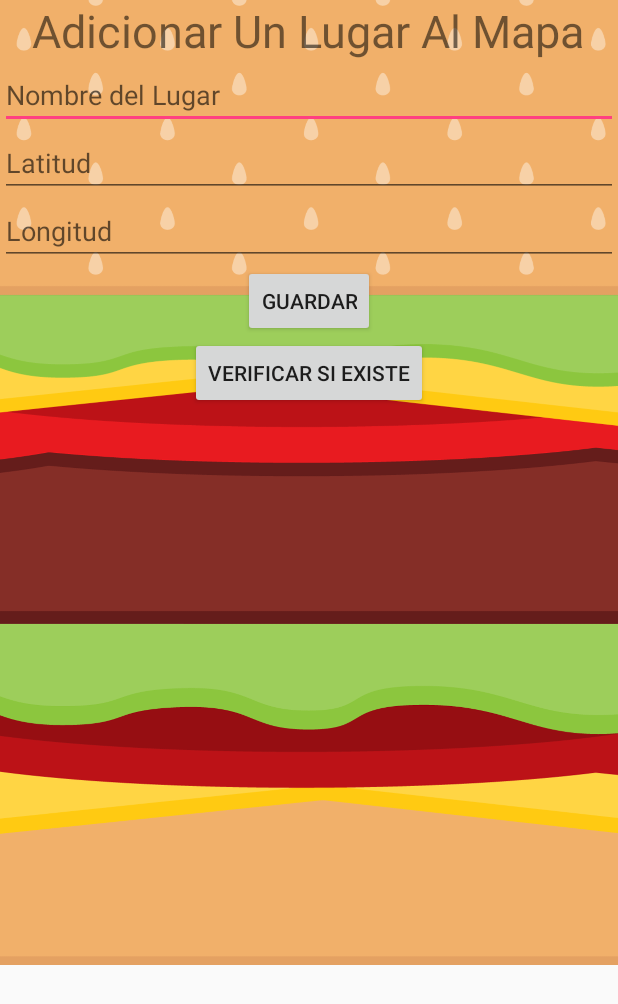
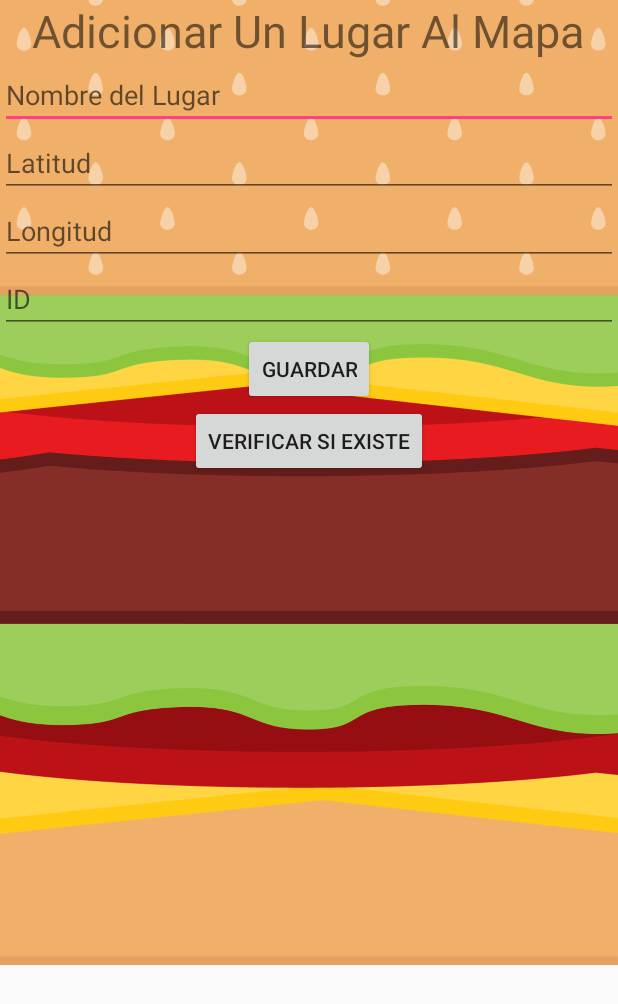
Before and after one commit to sebastianver123/FASTFOOD2, an Android app: the AgregarPuntos screen opened directly, with no data from a screen before it, after a tap on "VERIFICAR SI EXISTE", on a phone screen of 412 x 824 dp. Shown: the top 1004 px of the screen. Run offline under Robolectric (Android 15) with nearby library versions, the phone set to English and light mode, and no system bars.

Commit message:
ID de los puntos guardados

```diff
--- a/app/src/main/java/co/edu/udistrtital/sebastianvergara/fastfood/AgregarPuntos.java
+++ b/app/src/main/java/co/edu/udistrtital/sebastianvergara/fastfood/AgregarPuntos.java
@@ -15,6 +15,7 @@ public class AgregarPuntos extends AppCompatActivity {
     EditText nombreLugar;
     EditText latLugar;
     EditText lngLugar;
+    EditText idLugar;
     Button btnGuardar;
     Button verificarExistencia;
 
@@ -27,8 +28,10 @@ public class AgregarPuntos extends AppCompatActivity {
         nombreLugar = (EditText) findViewById(R.id.nombreLugar);
         latLugar = (EditText) findViewById(R.id.latLugar);
         lngLugar = (EditText) findViewById(R.id.lngLugar);
+        idLugar = (EditText) findViewById(R.id.idLugar);
         btnGuardar = (Button) findViewById(R.id.btnGuardarAdd);
         verificarExistencia = (Button) findViewById(R.id.btnVerificarExistencia);
+
 
         final DatosLugaresComida miVerificacion = new DatosLugaresComida(getApplicationContext());
 
@@ -39,11 +42,12 @@ public class AgregarPuntos extends AppCompatActivity {
                 try{
                     SQLiteDatabase datos = miVerificacion.getReadableDatabase();
                     ContentValues dLugares = new ContentValues();
+                    dLugares.put(DatosLugaresComida.DatosTabla.COLUMNA_ID,idLugar.getText().toString());
                     dLugares.put(DatosLugaresComida.DatosTabla.COLUMNA_LUGAR,nombreLugar.getText().toString());
                     dLugares.put(DatosLugaresComida.DatosTabla.COLUMNA_LAT,latLugar.getText().toString());
                     dLugares.put(DatosLugaresComida.DatosTabla.COLUMNA_LNG,lngLugar.getText().toString());
 
-                    Long datoLugar = datos.insert(DatosLugaresComida.DatosTabla.NOMBRE_TABLA, DatosLugaresComida.DatosTabla.COLUMNA_LUGAR, dLugares);
+                    Long datoLugar = datos.insert(DatosLugaresComida.DatosTabla.NOMBRE_TABLA, DatosLugaresComida.DatosTabla.COLUMNA_ID, dLugares);
                     Toast.makeText(getApplicationContext(), "Dato Guardado Exitosamente", Toast.LENGTH_LONG).show();
                 }catch (Exception e){
                     Toast.makeText(getApplicationContext(), "Error Al Guardar El Dato", Toast.LENGTH_LONG).show();
@@ -58,14 +62,17 @@ public class AgregarPuntos extends AppCompatActivity {
             public void onClick(View v) {
 
                 try {
-                    SQLiteDatabase datos = miVerificacion.getReadableDatabase();
+
+                    SQLiteDatabase db = miVerificacion.getReadableDatabase();
+
                     String [] argselect = {nombreLugar.getText().toString()};
-                    String [] projection = {DatosLugaresComida.DatosTabla.COLUMNA_LAT, DatosLugaresComida.DatosTabla.COLUMNA_LNG};
-                    Cursor c = datos.query(DatosLugaresComida.DatosTabla.NOMBRE_TABLA , projection, DatosLugaresComida.DatosTabla.COLUMNA_LUGAR+"=?",argselect,null,null,null);
+                    String [] projection = {DatosLugaresComida.DatosTabla.COLUMNA_LUGAR,DatosLugaresComida.DatosTabla.COLUMNA_LAT, DatosLugaresComida.DatosTabla.COLUMNA_LNG};
+                    Cursor c = db.query(DatosLugaresComida.DatosTabla.NOMBRE_TABLA , projection, DatosLugaresComida.DatosTabla.COLUMNA_ID+"=?",argselect,null,null,null);
 
                     c.moveToFirst();
-                    latLugar.setText(c.getString(0));
-                    lngLugar.setText(c.getString(1));
+                    nombreLugar.setText(c.getString(0));
+                    latLugar.setText(c.getString(1));
+                    lngLugar.setText(c.getString(2));
 
                 }catch (Exception e){
 
--- a/app/src/main/res/layout/activity_agregar_puntos.xml
+++ b/app/src/main/res/layout/activity_agregar_puntos.xml
@@ -47,11 +47,19 @@
                     android:layout_below="@+id/latLugar"
                     android:hint="@string/lng"
                     android:maxLines="1"/>
+                <EditText
+                    android:id="@+id/idLugar"
+                    android:layout_width="match_parent"
+                    android:layout_height="wrap_content"
+                    android:layout_below="@+id/lngLugar"
+                    android:hint="@string/idLugar"
+                    android:maxLines="1"/>
+
                 <Button
                     android:id="@+id/btnGuardarAdd"
                     android:layout_width="wrap_content"
                     android:layout_height="wrap_content"
-                    android:layout_below="@+id/lngLugar"
+                    android:layout_below="@+id/idLugar"
                     android:layout_centerHorizontal="true"
                     android:text="@string/save"/>
                 <Button
--- a/app/src/main/res/values/strings.xml
+++ b/app/src/main/res/values/strings.xml
@@ -14,5 +14,5 @@
     <string name="save">Guardar</string>
     <string name="verificarExistencia">Verificar si Existe</string>
     <string name="TituloAddPuntos">Adicionar Un Lugar Al Mapa</string>
-
+    <string name="idLugar">ID</string>
 </resources>
```
